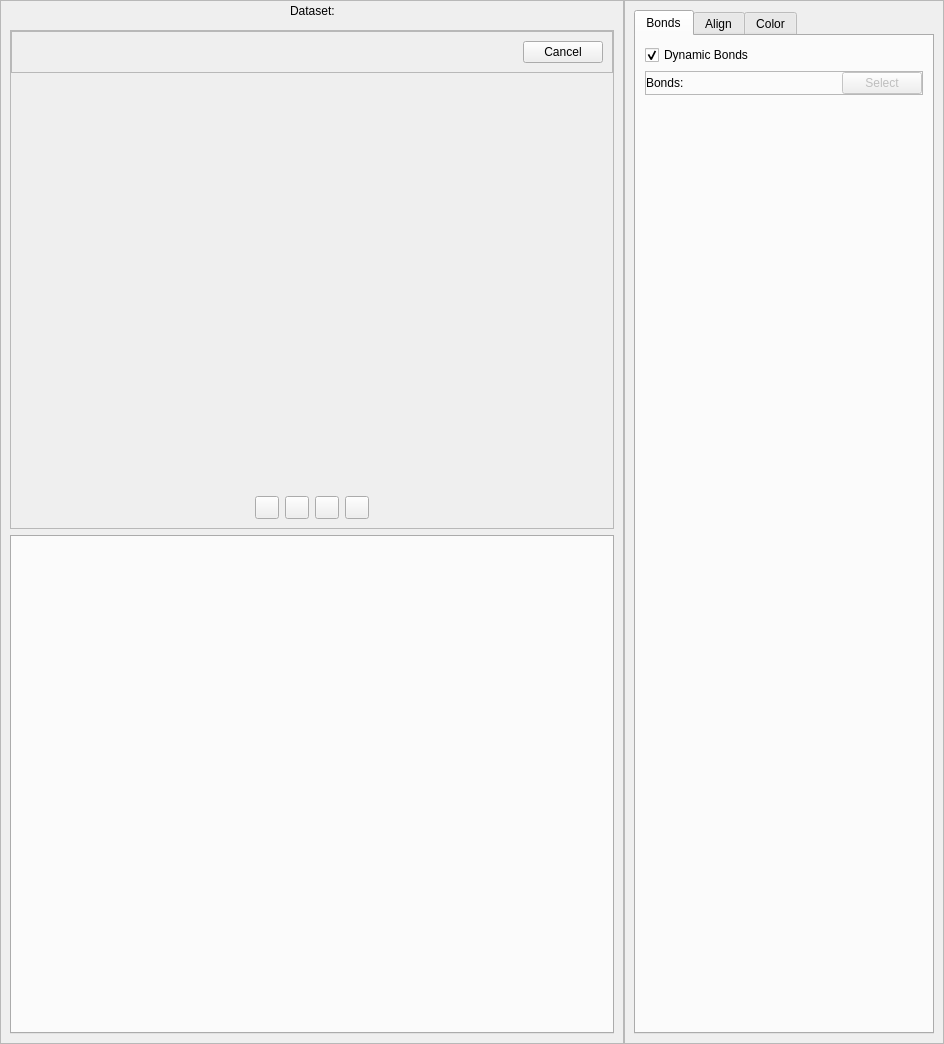
Before: the Qt Designer form UI/uiFiles/loupe.ui in fonsecag/FFAST, drawn with Qt 5.
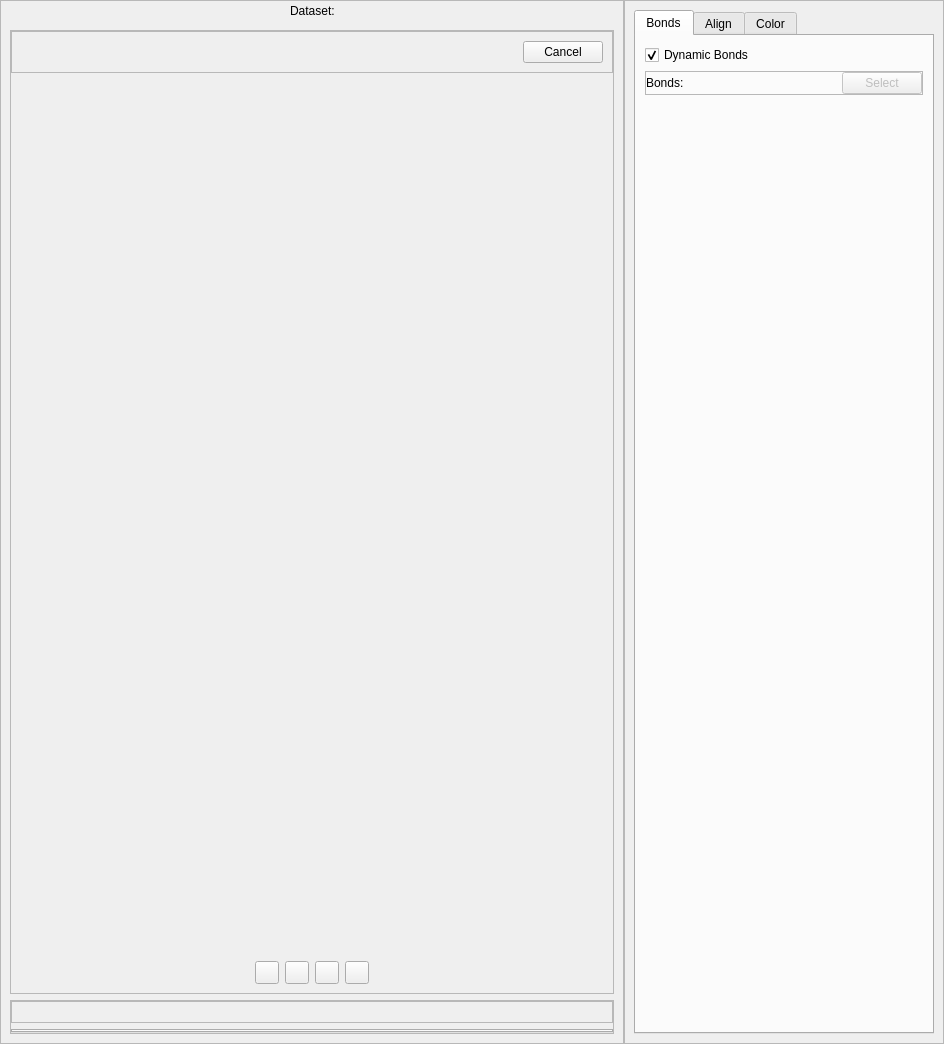
After: the same form once the commit is applied.

Commit message:
Fixed loupe colorbar
Features:
- Colorbar now resizes based on canvas size

Tweaks:
- Loupe's bottom widget is now collapsible

Bugfixes:
- Loupe colorbar label no longer teleports
- Loupe min/max values correctly update with model changes

Diff of the .ui file:
```diff
--- a/UI/uiFiles/loupe.ui
+++ b/UI/uiFiles/loupe.ui
@@ -112,7 +112,7 @@
           <height>0</height>
          </size>
         </property>
-        <layout class="QVBoxLayout" name="verticalLayout_2" stretch="1,1">
+        <layout class="QVBoxLayout" name="verticalLayout_2" stretch="1,0">
          <item>
           <widget class="QFrame" name="mainFrame">
            <property name="frameShape">
@@ -264,10 +264,71 @@
           </widget>
          </item>
          <item>
-          <widget class="QTabWidget" name="bottomTabWidget">
-           <property name="currentIndex">
-            <number>-1</number>
+          <widget class="QFrame" name="bottomFrame">
+           <property name="frameShape">
+            <enum>QFrame::StyledPanel</enum>
            </property>
+           <property name="frameShadow">
+            <enum>QFrame::Raised</enum>
+           </property>
+           <layout class="QVBoxLayout" name="verticalLayout_5">
+            <property name="leftMargin">
+             <number>0</number>
+            </property>
+            <property name="topMargin">
+             <number>0</number>
+            </property>
+            <property name="rightMargin">
+             <number>0</number>
+            </property>
+            <property name="bottomMargin">
+             <number>0</number>
+            </property>
+            <item>
+             <widget class="QFrame" name="bottomHeader">
+              <property name="frameShape">
+               <enum>QFrame::StyledPanel</enum>
+              </property>
+              <property name="frameShadow">
+               <enum>QFrame::Raised</enum>
+              </property>
+              <layout class="QHBoxLayout" name="bottomHeaderLayout">
+               <property name="leftMargin">
+                <number>0</number>
+               </property>
+               <property name="topMargin">
+                <number>0</number>
+               </property>
+               <property name="rightMargin">
+                <number>0</number>
+               </property>
+               <property name="bottomMargin">
+                <number>0</number>
+               </property>
+               <item>
+                <spacer name="horizontalSpacer_8">
+                 <property name="orientation">
+                  <enum>Qt::Horizontal</enum>
+                 </property>
+                 <property name="sizeHint" stdset="0">
+                  <size>
+                   <width>40</width>
+                   <height>20</height>
+                  </size>
+                 </property>
+                </spacer>
+               </item>
+              </layout>
+             </widget>
+            </item>
+            <item>
+             <widget class="QTabWidget" name="bottomTabWidget">
+              <property name="currentIndex">
+               <number>-1</number>
+              </property>
+             </widget>
+            </item>
+           </layout>
           </widget>
          </item>
         </layout>
```
The commit also changes 4 other files.
